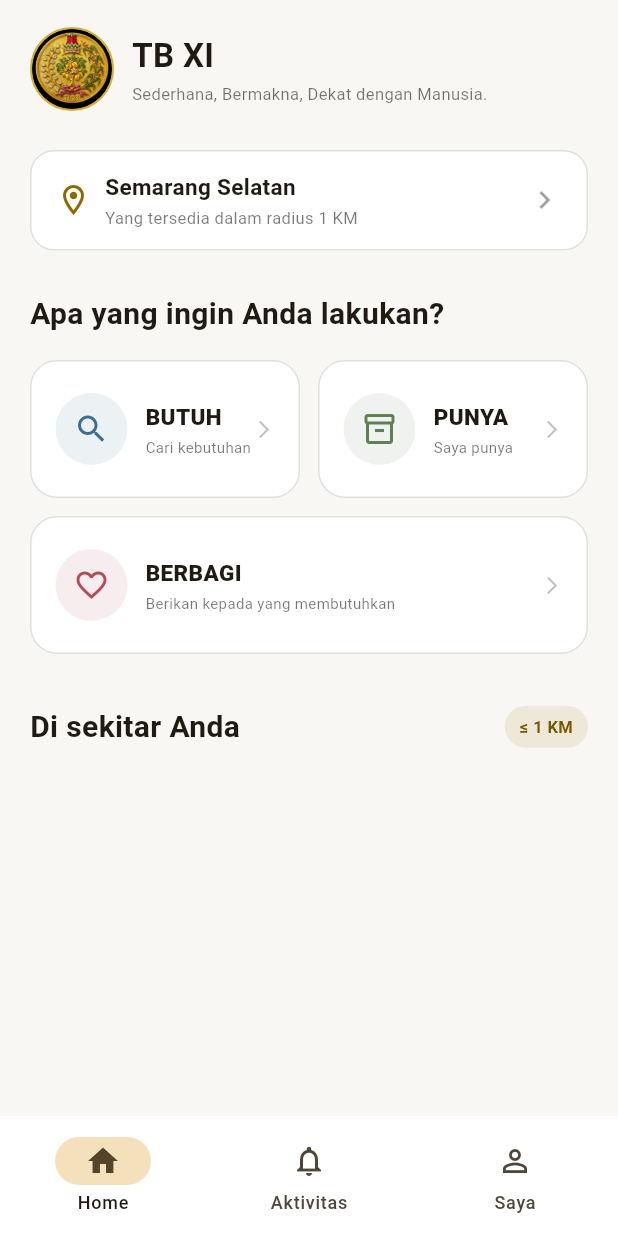
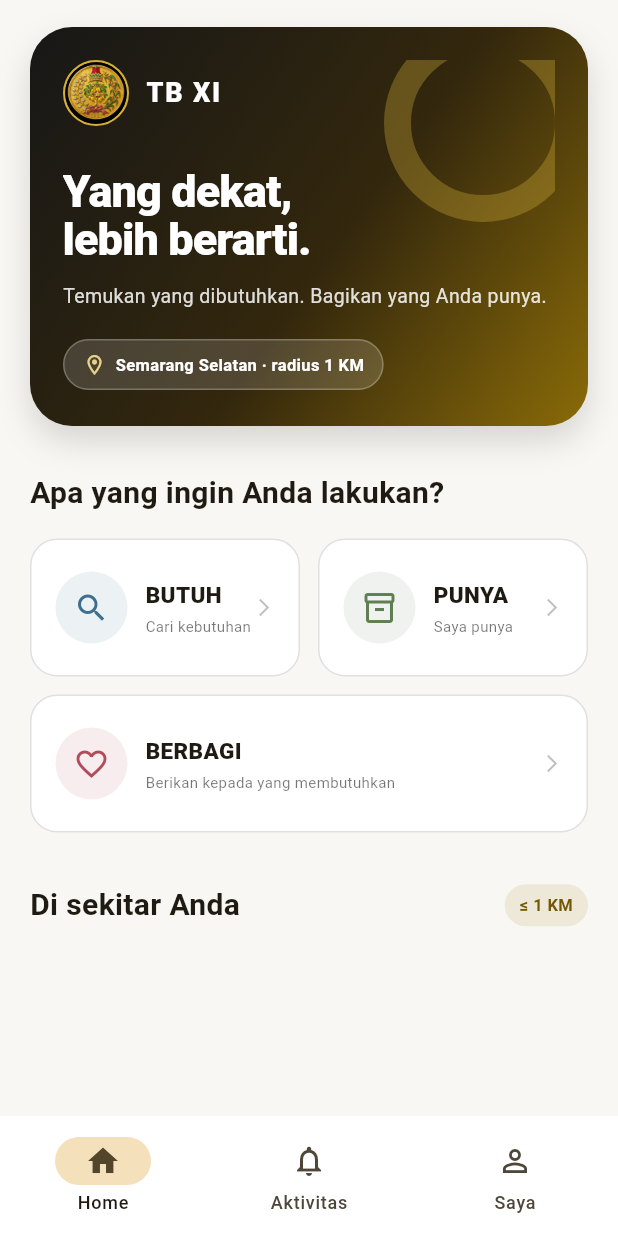
Before and after one commit to edukreatifnusantara-ai/tb_xi, a Flutter app: the HomePage screen opened directly, on a phone screen of 412 x 824 dp. Run offline on Flutter 3.47's test engine with Material 3 defaults, Android fonts, the phone set to English and light mode, and no system bars; our stand-ins replace geolocator, sqflite, sqflite_common_ffi; accounts and stored records are empty.

Commit message:
feat: add cinematic home hero and release apk workflow

```diff
--- a/lib/main.dart
+++ b/lib/main.dart
@@ -1551,6 +1551,145 @@ class _LocationPageState extends State<LocationPage> {
   }
 }
 
+class HomeHero extends StatelessWidget {
+  const HomeHero({super.key});
+
+  @override
+  Widget build(BuildContext context) {
+    return Container(
+      width: double.infinity,
+      padding: const EdgeInsets.fromLTRB(22, 22, 22, 24),
+      decoration: BoxDecoration(
+        borderRadius: BorderRadius.circular(28),
+        gradient: const LinearGradient(
+          begin: Alignment.topLeft,
+          end: Alignment.bottomRight,
+          colors: [
+            Color(0xFF171717),
+            Color(0xFF33270D),
+            Color(0xFF8A6B08),
+          ],
+          stops: [0.0, 0.55, 1.0],
+        ),
+        boxShadow: const [
+          BoxShadow(
+            color: Color(0x26120E05),
+            blurRadius: 18,
+            offset: Offset(0, 10),
+          ),
+        ],
+      ),
+      child: Stack(
+        children: [
+          Positioned(
+            right: -18,
+            top: -24,
+            child: Container(
+              width: 132,
+              height: 132,
+              decoration: BoxDecoration(
+                shape: BoxShape.circle,
+                border: Border.all(
+                  color: const Color(0x55D4AF37),
+                  width: 18,
+                ),
+              ),
+            ),
+          ),
+          Column(
+            crossAxisAlignment: CrossAxisAlignment.start,
+            children: [
+              Row(
+                children: [
+                  Container(
+                    width: 44,
+                    height: 44,
+                    decoration: BoxDecoration(
+                      color: Colors.black,
+                      shape: BoxShape.circle,
+                      border: Border.all(
+                        color: const Color(0xFFD4AF37),
+                        width: 1.5,
+                      ),
+                    ),
+                    child: ClipOval(
+                      child: Image.asset(
+                        'assets/images/tb_xi_logo.png',
+                        fit: BoxFit.cover,
+                      ),
+                    ),
+                  ),
+                  const SizedBox(width: 11),
+                  const Text(
+                    'TB XI',
+                    style: TextStyle(
+                      color: Colors.white,
+                      fontSize: 18,
+                      fontWeight: FontWeight.w800,
+                      letterSpacing: 1.2,
+                    ),
+                  ),
+                ],
+              ),
+              const SizedBox(height: 28),
+              const Text(
+                'Yang dekat,\nlebih berarti.',
+                style: TextStyle(
+                  color: Colors.white,
+                  fontSize: 30,
+                  height: 1.08,
+                  fontWeight: FontWeight.w800,
+                  letterSpacing: -0.6,
+                ),
+              ),
+              const SizedBox(height: 12),
+              const Text(
+                'Temukan yang dibutuhkan. Bagikan yang Anda punya.',
+                style: TextStyle(
+                  color: Color(0xD9FFFFFF),
+                  fontSize: 13,
+                  height: 1.4,
+                ),
+              ),
+              const SizedBox(height: 20),
+              Container(
+                padding: const EdgeInsets.symmetric(
+                  horizontal: 12,
+                  vertical: 8,
+                ),
+                decoration: BoxDecoration(
+                  color: const Color(0x26FFFFFF),
+                  borderRadius: BorderRadius.circular(30),
+                  border: Border.all(color: const Color(0x40FFFFFF)),
+                ),
+                child: const Row(
+                  mainAxisSize: MainAxisSize.min,
+                  children: [
+                    Icon(
+                      Icons.location_on_outlined,
+                      color: Color(0xFFE8D18A),
+                      size: 16,
+                    ),
+                    SizedBox(width: 6),
+                    Text(
+                      'Semarang Selatan · radius 1 KM',
+                      style: TextStyle(
+                        color: Colors.white,
+                        fontSize: 11,
+                        fontWeight: FontWeight.w600,
+                      ),
+                    ),
+                  ],
+                ),
+              ),
+            ],
+          ),
+        ],
+      ),
+    );
+  }
+}
+
 class HomeContent extends StatelessWidget {
   const HomeContent({super.key});
 
@@ -1571,108 +1710,9 @@ class HomeContent extends StatelessWidget {
           padding: const EdgeInsets.fromLTRB(20, 18, 20, 30),
           sliver: SliverList(
             delegate: SliverChildListDelegate([
-              // HEADER
-              Row(
-                children: [
-                  Container(
-                    width: 56,
-                    height: 56,
-                    decoration: BoxDecoration(
-                      color: Colors.black,
-                      shape: BoxShape.circle,
-                      border: Border.all(
-                        color: const Color(0xFFD4AF37),
-                        width: 1.5,
-                      ),
-                    ),
-                    child: ClipOval(
-                      child: Image.asset(
-                        'assets/images/tb_xi_logo.png',
-                        fit: BoxFit.cover,
-                      ),
-                    ),
-                  ),
-                  const SizedBox(width: 12),
-                  const Expanded(
-                    child: Column(
-                      crossAxisAlignment:
-                          CrossAxisAlignment.start,
-                      children: [
-                        Text(
-                          'TB XI',
-                          style: TextStyle(
-                            fontSize: 22,
-                            fontWeight: FontWeight.w700,
-                          ),
-                        ),
-                        SizedBox(height: 2),
-                        Text(
-                          'Sederhana, Bermakna, Dekat dengan Manusia.',
-                          style: TextStyle(
-                            fontSize: 11,
-                            color: Colors.black54,
-                          ),
-                        ),
-                      ],
-                    ),
-                  ),
-                ],
-              ),
-
-              const SizedBox(height: 26),
-
-              // LOKASI
-              Container(
-                padding: const EdgeInsets.symmetric(
-                  horizontal: 16,
-                  vertical: 13,
-                ),
-                decoration: BoxDecoration(
-                  color: Colors.white,
-                  borderRadius: BorderRadius.circular(16),
-                  border: Border.all(
-                    color: Colors.black12,
-                  ),
-                ),
-                child: const Row(
-                  children: [
-                    Icon(
-                      Icons.location_on_outlined,
-                      color: Color(0xFF8C6A00),
-                    ),
-                    SizedBox(width: 9),
-                    Expanded(
-                      child: Column(
-                        crossAxisAlignment:
-                            CrossAxisAlignment.start,
-                        children: [
-                          Text(
-                            'Semarang Selatan',
-                            style: TextStyle(
-                              fontSize: 15,
-                              fontWeight: FontWeight.w600,
-                            ),
-                          ),
-                          SizedBox(height: 2),
-                          Text(
-                            'Yang tersedia dalam radius 1 KM',
-                            style: TextStyle(
-                              fontSize: 11,
-                              color: Colors.black54,
-                            ),
-                          ),
-                        ],
-                      ),
-                    ),
-                    Icon(
-                      Icons.chevron_right,
-                      color: Colors.black38,
-                    ),
-                  ],
-                ),
-              ),
-
-              const SizedBox(height: 28),
+              const HomeHero(),
+
+              const SizedBox(height: 30),
 
               const Text(
                 'Apa yang ingin Anda lakukan?',
```
Also changed, not shown: 2 other files.
